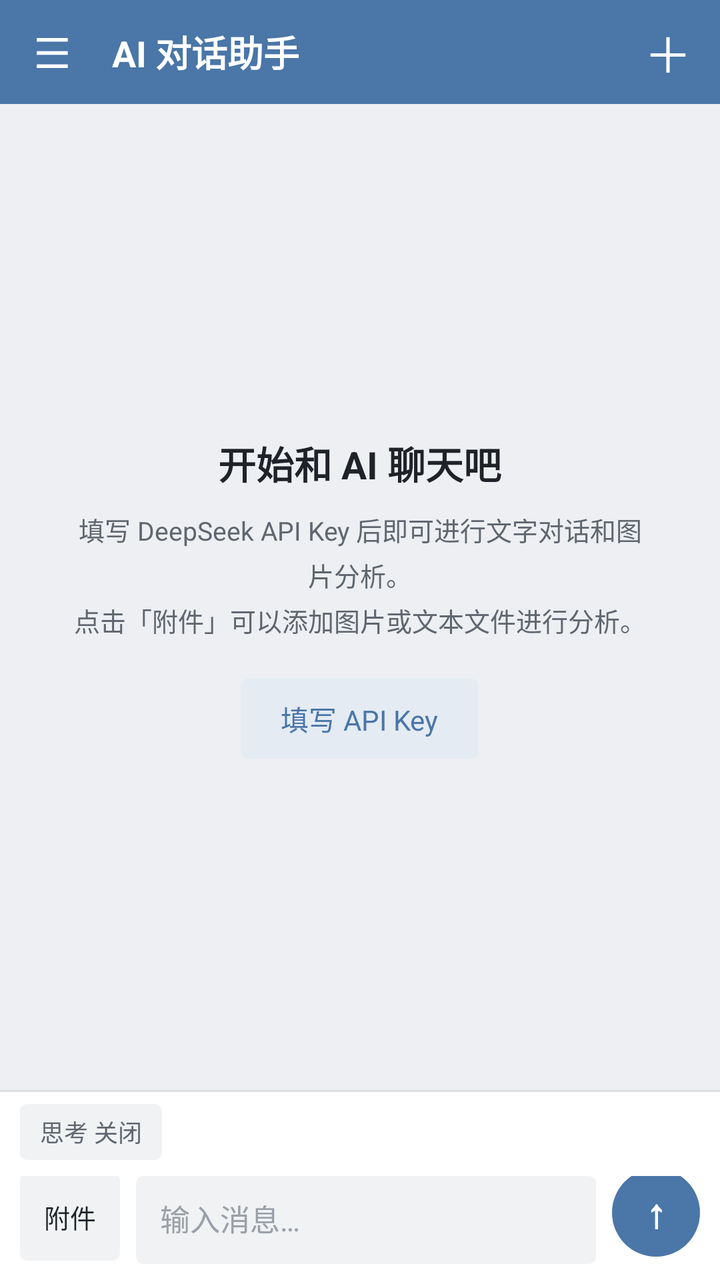
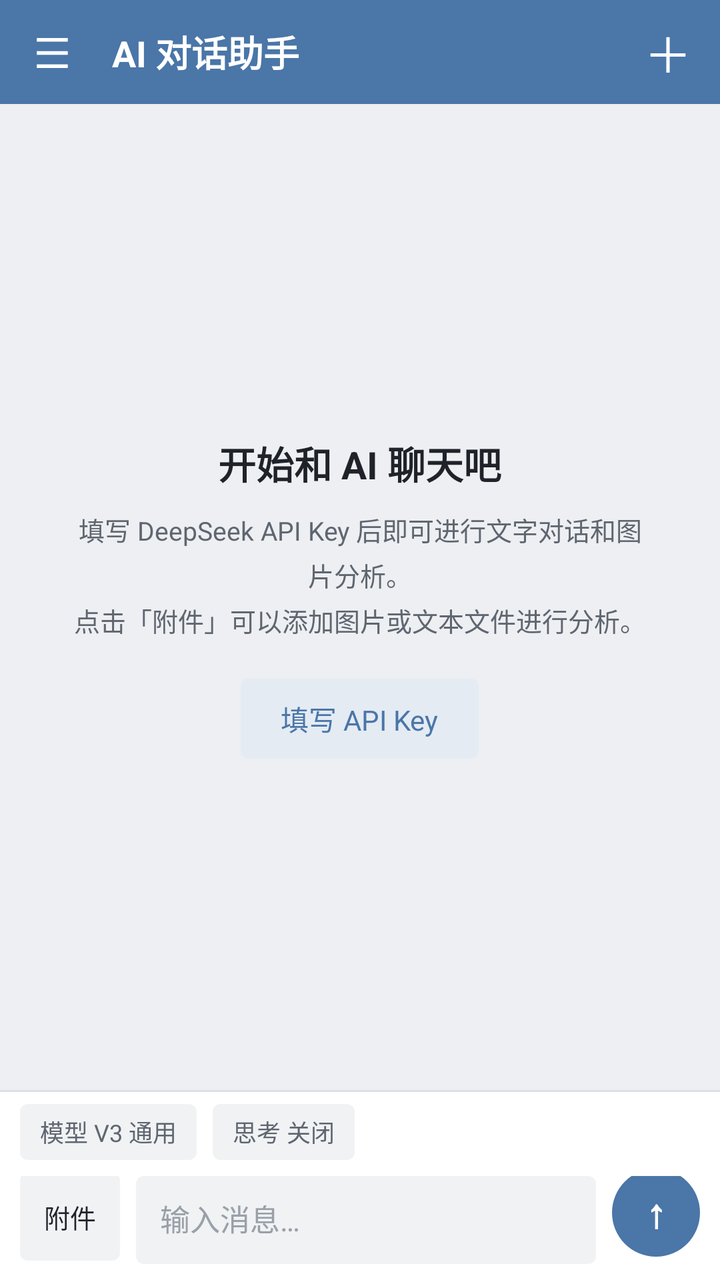

Compare the two renders of this Android layout. The source of the first and the diff that turns it into the second are given below.
<!-- AndroidManifest.xml: application theme AppTheme -->
<!-- res/layout/activity_main.xml -->
<?xml version="1.0" encoding="utf-8"?>
<FrameLayout xmlns:android="http://schemas.android.com/apk/res/android"
    android:layout_width="match_parent"
    android:layout_height="match_parent">

    <LinearLayout
        android:layout_width="match_parent"
        android:layout_height="match_parent"
        android:background="@color/bg_page"
        android:orientation="vertical">

        
        <LinearLayout
            android:layout_width="match_parent"
            android:layout_height="52dp"
            android:background="@color/top_bar"
            android:gravity="center_vertical"
            android:orientation="horizontal">

            <TextView
                android:id="@+id/drawer_button"
                android:layout_width="52dp"
                android:layout_height="52dp"
                android:background="@drawable/bg_row_ripple"
                android:contentDescription="打开会话列表"
                android:gravity="center"
                android:text="☰"
                android:textColor="@color/top_bar_text"
                android:textSize="21sp" />

            <TextView
                android:layout_width="0dp"
                android:layout_height="wrap_content"
                android:layout_weight="1"
                android:ellipsize="end"
                android:paddingLeft="4dp"
                android:singleLine="true"
                android:text="@string/app_name"
                android:textColor="@color/top_bar_text"
                android:textSize="18sp"
                android:textStyle="bold" />

            <TextView
                android:id="@+id/top_new_button"
                android:layout_width="52dp"
                android:layout_height="52dp"
                android:background="@drawable/bg_row_ripple"
                android:contentDescription="新建对话"
                android:gravity="center"
                android:text="＋"
                android:textColor="@color/top_bar_text"
                android:textSize="24sp" />
        </LinearLayout>

        <FrameLayout
            android:layout_width="match_parent"
            android:layout_height="0dp"
            android:layout_weight="1">

            <ListView
                android:id="@+id/message_list"
                android:layout_width="match_parent"
                android:layout_height="match_parent"
                android:cacheColorHint="#00000000"
                android:clipToPadding="false"
                android:divider="@null"
                android:dividerHeight="0dp"
                android:paddingBottom="8dp"
                android:paddingTop="8dp"
                android:scrollbars="none"
                android:stackFromBottom="true"
                android:transcriptMode="normal" />

            <LinearLayout
                android:id="@+id/empty_state"
                android:layout_width="match_parent"
                android:layout_height="match_parent"
                android:gravity="center"
                android:orientation="vertical"
                android:paddingLeft="36dp"
                android:paddingRight="36dp">

                <TextView
                    android:layout_width="wrap_content"
                    android:layout_height="wrap_content"
                    android:text="开始和 AI 聊天吧"
                    android:textColor="@color/text_primary"
                    android:textSize="19sp"
                    android:textStyle="bold" />

                <TextView
                    android:layout_width="match_parent"
                    android:layout_height="wrap_content"
                    android:layout_marginTop="10dp"
                    android:gravity="center"
                    android:lineSpacingExtra="4dp"
                    android:text="@string/empty_hint"
                    android:textColor="@color/text_secondary"
                    android:textSize="13sp" />

                <TextView
                    android:id="@+id/empty_settings_button"
                    android:layout_width="wrap_content"
                    android:layout_height="40dp"
                    android:layout_marginTop="20dp"
                    android:background="@drawable/bg_button_secondary"
                    android:gravity="center"
                    android:paddingLeft="20dp"
                    android:paddingRight="20dp"
                    android:text="填写 API Key"
                    android:textColor="@color/brand"
                    android:textSize="14sp" />
            </LinearLayout>
        </FrameLayout>

        <LinearLayout
            android:id="@+id/status_row"
            android:layout_width="match_parent"
            android:layout_height="wrap_content"
            android:background="@color/bg_soft"
            android:gravity="center_vertical"
            android:orientation="horizontal"
            android:paddingBottom="6dp"
            android:paddingLeft="16dp"
            android:paddingRight="16dp"
            android:paddingTop="6dp"
            android:visibility="gone">

            <ProgressBar
                android:id="@+id/status_progress"
                style="?android:attr/progressBarStyleSmall"
                android:layout_width="18dp"
                android:layout_height="18dp" />

            <TextView
                android:id="@+id/status_text"
                android:layout_width="wrap_content"
                android:layout_height="wrap_content"
                android:layout_marginLeft="8dp"
                android:text="正在思考…"
                android:textColor="@color/text_secondary"
                android:textSize="12sp" />
        </LinearLayout>

        <LinearLayout
            android:id="@+id/attachment_row"
            android:layout_width="match_parent"
            android:layout_height="wrap_content"
            android:layout_marginBottom="2dp"
            android:layout_marginLeft="10dp"
            android:layout_marginRight="10dp"
            android:background="@drawable/bg_chip"
            android:gravity="center_vertical"
            android:orientation="horizontal"
            android:padding="8dp"
            android:visibility="gone">

            <FrameLayout
                android:layout_width="40dp"
                android:layout_height="40dp">

                <ImageView
                    android:id="@+id/attachment_thumb"
                    android:layout_width="40dp"
                    android:layout_height="40dp"
                    android:background="@drawable/bg_thumb"
                    android:contentDescription="附件预览"
                    android:scaleType="centerCrop"
                    android:visibility="gone" />

                <TextView
                    android:id="@+id/attachment_badge"
                    android:layout_width="40dp"
                    android:layout_height="40dp"
                    android:background="@drawable/bg_badge"
                    android:gravity="center"
                    android:text="TXT"
                    android:textColor="@color/brand"
                    android:textSize="11sp"
                    android:textStyle="bold"
                    android:visibility="gone" />
            </FrameLayout>

            <TextView
                android:id="@+id/attachment_name"
                android:layout_width="0dp"
                android:layout_height="wrap_content"
                android:layout_marginLeft="10dp"
                android:layout_weight="1"
                android:ellipsize="middle"
                android:singleLine="true"
                android:textColor="@color/text_primary"
                android:textSize="13sp" />

            <TextView
                android:id="@+id/attachment_remove"
                android:layout_width="34dp"
                android:layout_height="34dp"
                android:gravity="center"
                android:text="×"
                android:textColor="@color/text_secondary"
                android:textSize="20sp" />
        </LinearLayout>

        <View
            android:layout_width="match_parent"
            android:layout_height="1dp"
            android:background="@color/divider" />

        
        <LinearLayout
            android:layout_width="match_parent"
            android:layout_height="wrap_content"
            android:background="@color/surface"
            android:orientation="horizontal"
            android:paddingLeft="10dp"
            android:paddingRight="10dp"
            android:paddingTop="6dp">

            <TextView
                android:id="@+id/thinking_button"
                android:layout_width="wrap_content"
                android:layout_height="28dp"
                android:background="@drawable/bg_chip"
                android:gravity="center"
                android:paddingLeft="10dp"
                android:paddingRight="10dp"
                android:text="思考 关闭"
                android:textColor="@color/text_secondary"
                android:textSize="12sp" />
        </LinearLayout>

        
        <LinearLayout
            android:layout_width="match_parent"
            android:layout_height="wrap_content"
            android:background="@color/surface"
            android:gravity="bottom"
            android:orientation="horizontal"
            android:paddingBottom="8dp"
            android:paddingLeft="10dp"
            android:paddingRight="10dp"
            android:paddingTop="8dp">

            <TextView
                android:id="@+id/attach_button"
                android:layout_width="wrap_content"
                android:layout_height="44dp"
                android:background="@drawable/bg_chip"
                android:gravity="center"
                android:paddingLeft="12dp"
                android:paddingRight="12dp"
                android:text="附件"
                android:textColor="@color/text_primary"
                android:textSize="13sp" />

            <EditText
                android:id="@+id/input"
                android:layout_width="0dp"
                android:layout_height="wrap_content"
                android:layout_marginLeft="8dp"
                android:layout_weight="1"
                android:background="@drawable/bg_input"
                android:gravity="top"
                android:hint="输入消息…"
                android:inputType="textCapSentences|textMultiLine"
                android:maxLines="5"
                android:minHeight="44dp"
                android:paddingBottom="10dp"
                android:paddingLeft="12dp"
                android:paddingRight="12dp"
                android:paddingTop="10dp"
                android:textColor="@color/text_primary"
                android:textColorHint="@color/text_hint"
                android:textSize="15sp" />

            <TextView
                android:id="@+id/send_button"
                android:layout_width="44dp"
                android:layout_height="44dp"
                android:layout_marginLeft="8dp"
                android:background="@drawable/bg_send_circle"
                android:contentDescription="发送"
                android:gravity="center"
                android:text="↑"
                android:textColor="@color/white"
                android:textSize="20sp"
                android:textStyle="bold" />
        </LinearLayout>

    </LinearLayout>

    <View
        android:id="@+id/drawer_scrim"
        android:layout_width="match_parent"
        android:layout_height="match_parent"
        android:background="@color/scrim"
        android:visibility="gone" />

    <LinearLayout
        android:id="@+id/drawer_panel"
        android:layout_width="300dp"
        android:layout_height="match_parent"
        android:background="@color/surface"
        android:orientation="vertical"
        android:visibility="gone">

        <LinearLayout
            android:layout_width="match_parent"
            android:layout_height="52dp"
            android:background="@color/top_bar"
            android:gravity="center_vertical"
            android:orientation="horizontal"
            android:paddingLeft="16dp"
            android:paddingRight="10dp">

            <TextView
                android:layout_width="0dp"
                android:layout_height="wrap_content"
                android:layout_weight="1"
                android:text="对话"
                android:textColor="@color/top_bar_text"
                android:textSize="17sp"
                android:textStyle="bold" />

            <TextView
                android:id="@+id/batch_button"
                android:layout_width="wrap_content"
                android:layout_height="40dp"
                android:gravity="center"
                android:paddingLeft="10dp"
                android:paddingRight="10dp"
                android:text="批量"
                android:textColor="@color/top_bar_text"
                android:textSize="13sp" />

            <TextView
                android:id="@+id/new_conversation_button"
                android:layout_width="wrap_content"
                android:layout_height="40dp"
                android:gravity="center"
                android:paddingLeft="10dp"
                android:paddingRight="10dp"
                android:text="＋ 新建"
                android:textColor="@color/top_bar_text"
                android:textSize="13sp" />
        </LinearLayout>

        <EditText
            android:id="@+id/drawer_search"
            android:layout_width="match_parent"
            android:layout_height="38dp"
            android:layout_marginBottom="6dp"
            android:layout_marginLeft="10dp"
            android:layout_marginRight="10dp"
            android:layout_marginTop="10dp"
            android:background="@drawable/bg_search"
            android:hint="搜索全部消息与对话"
            android:inputType="text"
            android:paddingLeft="10dp"
            android:paddingRight="10dp"
            android:singleLine="true"
            android:textColor="@color/text_primary"
            android:textColorHint="@color/text_hint"
            android:textSize="13sp" />

        <FrameLayout
            android:layout_width="match_parent"
            android:layout_height="0dp"
            android:layout_weight="1">

            <ListView
                android:id="@+id/conversation_list"
                android:layout_width="match_parent"
                android:layout_height="match_parent"
                android:cacheColorHint="#00000000"
                android:divider="@color/divider"
                android:dividerHeight="1dp"
                android:paddingBottom="2dp"
                android:paddingTop="2dp"
                android:scrollbars="none" />

            <ListView
                android:id="@+id/search_results"
                android:layout_width="match_parent"
                android:layout_height="match_parent"
                android:cacheColorHint="#00000000"
                android:divider="@color/divider"
                android:dividerHeight="1dp"
                android:paddingBottom="2dp"
                android:paddingTop="2dp"
                android:scrollbars="none"
                android:visibility="gone" />
        </FrameLayout>

        <TextView
            android:id="@+id/archive_toggle"
            android:layout_width="match_parent"
            android:layout_height="wrap_content"
            android:background="@drawable/bg_row_ripple"
            android:paddingBottom="8dp"
            android:paddingLeft="16dp"
            android:paddingRight="16dp"
            android:paddingTop="8dp"
            android:text="已归档 0 个 · 点击查看"
            android:textColor="@color/text_secondary"
            android:textSize="12sp" />

        <View
            android:layout_width="match_parent"
            android:layout_height="1dp"
            android:background="@color/divider" />

        <TextView
            android:id="@+id/usage_summary"
            android:layout_width="match_parent"
            android:layout_height="wrap_content"
            android:background="@drawable/bg_row_ripple"
            android:paddingBottom="10dp"
            android:paddingLeft="16dp"
            android:paddingRight="16dp"
            android:paddingTop="10dp"
            android:text="本会话暂无 token 用量"
            android:textColor="@color/text_hint"
            android:textSize="11sp" />

        <View
            android:layout_width="match_parent"
            android:layout_height="1dp"
            android:background="@color/divider" />

        <LinearLayout
            android:id="@+id/drawer_settings_button"
            style="@style/SettingsRow"
            android:layout_height="52dp">

            <TextView
                android:layout_width="wrap_content"
                android:layout_height="wrap_content"
                android:text="设置"
                android:textColor="@color/text_primary"
                android:textSize="14sp" />

            <TextView
                android:layout_width="0dp"
                android:layout_height="wrap_content"
                android:layout_marginLeft="10dp"
                android:layout_weight="1"
                android:text="接口、模型与费用单价"
                android:textColor="@color/text_hint"
                android:textSize="11sp" />

            <TextView
                android:layout_width="wrap_content"
                android:layout_height="wrap_content"
                android:text="›"
                android:textColor="@color/text_hint"
                android:textSize="20sp" />
        </LinearLayout>

    </LinearLayout>

</FrameLayout>
<!-- resources referenced by this layout -->
<resources>
  <color name="bg_page">#EDEFF2</color>
  <color name="bg_soft">#F4F5F7</color>
  <color name="brand">#4A76A8</color>
  <color name="divider">#DCE0E5</color>
  <color name="scrim">#99000000</color>
  <color name="surface">#FFFFFF</color>
  <color name="text_hint">#9AA0A8</color>
  <color name="text_primary">#1F2329</color>
  <color name="text_secondary">#5F6670</color>
  <color name="top_bar">#4A76A8</color>
  <color name="top_bar_text">#FFFFFF</color>
  <color name="white">#FFFFFF</color>
  <!-- drawable bg_badge (drawable) -->
  <?xml version="1.0" encoding="utf-8"?>
  <shape xmlns:android="http://schemas.android.com/apk/res/android" android:shape="rectangle">
      <solid android:color="@color/badge_bg" />
      <corners android:radius="10dp" />
  </shape>
  <!-- drawable bg_chip (drawable) -->
  <?xml version="1.0" encoding="utf-8"?>
  <shape xmlns:android="http://schemas.android.com/apk/res/android" android:shape="rectangle">
      <solid android:color="@color/input_bg" />
      <corners android:radius="4dp" />
  </shape>
  <!-- drawable bg_input (drawable) -->
  <?xml version="1.0" encoding="utf-8"?>
  <shape xmlns:android="http://schemas.android.com/apk/res/android" android:shape="rectangle">
      <solid android:color="@color/input_bg" />
      <corners android:radius="4dp" />
  </shape>
  <!-- drawable bg_search (drawable) -->
  <?xml version="1.0" encoding="utf-8"?>
  <shape xmlns:android="http://schemas.android.com/apk/res/android" android:shape="rectangle">
      <solid android:color="@color/input_bg" />
      <corners android:radius="4dp" />
  </shape>
  <!-- drawable bg_send_circle (drawable) -->
  <?xml version="1.0" encoding="utf-8"?>
  <selector xmlns:android="http://schemas.android.com/apk/res/android">
      <item android:state_pressed="true">
          <shape android:shape="oval">
              <solid android:color="@color/brand_dark" />
          </shape>
      </item>
      <item>
          <shape android:shape="oval">
              <solid android:color="@color/brand" />
          </shape>
      </item>
  </selector>
  <!-- drawable bg_thumb (drawable) -->
  <?xml version="1.0" encoding="utf-8"?>
  <shape xmlns:android="http://schemas.android.com/apk/res/android" android:shape="rectangle">
      <solid android:color="@color/thumb_bg" />
      <corners android:radius="10dp" />
  </shape>
  <string name="app_name">AI 对话助手</string>
  <string name="empty_hint">填写 DeepSeek API Key 后即可进行文字对话和图片分析。\n点击「附件」可以添加图片或文本文件进行分析。</string>
  <style name="SettingsRow">
          <item name="android:layout_width">match_parent</item>
          <item name="android:layout_height">52dp</item>
          <item name="android:gravity">center_vertical</item>
          <item name="android:orientation">horizontal</item>
          <item name="android:paddingLeft">16dp</item>
          <item name="android:paddingRight">16dp</item>
          <item name="android:background">@drawable/bg_row_ripple</item>
      </style>
  <style name="AppTheme" parent="AppTheme.Base" />
  <color name="badge_bg">#E4EBF3</color>
  <color name="brand_light_pressed">#D5E0EA</color>
  <color name="brand_light">#E4EBF3</color>
  <color name="input_bg">#F0F2F4</color>
  <color name="row_pressed">#E4EAF0</color>
  <color name="brand_dark">#3D628C</color>
  <color name="thumb_bg">#DCE0E5</color>
  <style name="AppTheme.Base" parent="android:Theme.Holo.Light.NoActionBar">
          <item name="android:windowBackground">@color/bg_page</item>
          <item name="android:textColorPrimary">@color/text_primary</item>
          <item name="android:textColorSecondary">@color/text_secondary</item>
          <item name="android:windowSoftInputMode">adjustResize</item>
      </style>
  <!-- unchanged entries left out for length: 2 -->
</resources>

<!-- the commit's change to res/layout/activity_main.xml (unified diff, before → after) -->
@@ -216,6 +216,19 @@
             android:paddingLeft="10dp"
             android:paddingRight="10dp"
             android:paddingTop="6dp">
+
+            <TextView
+                android:id="@+id/model_button"
+                android:layout_width="wrap_content"
+                android:layout_height="28dp"
+                android:layout_marginRight="8dp"
+                android:background="@drawable/bg_chip"
+                android:gravity="center"
+                android:paddingLeft="10dp"
+                android:paddingRight="10dp"
+                android:text="模型 V3 通用"
+                android:textColor="@color/text_secondary"
+                android:textSize="12sp" />
 
             <TextView
                 android:id="@+id/thinking_button"
